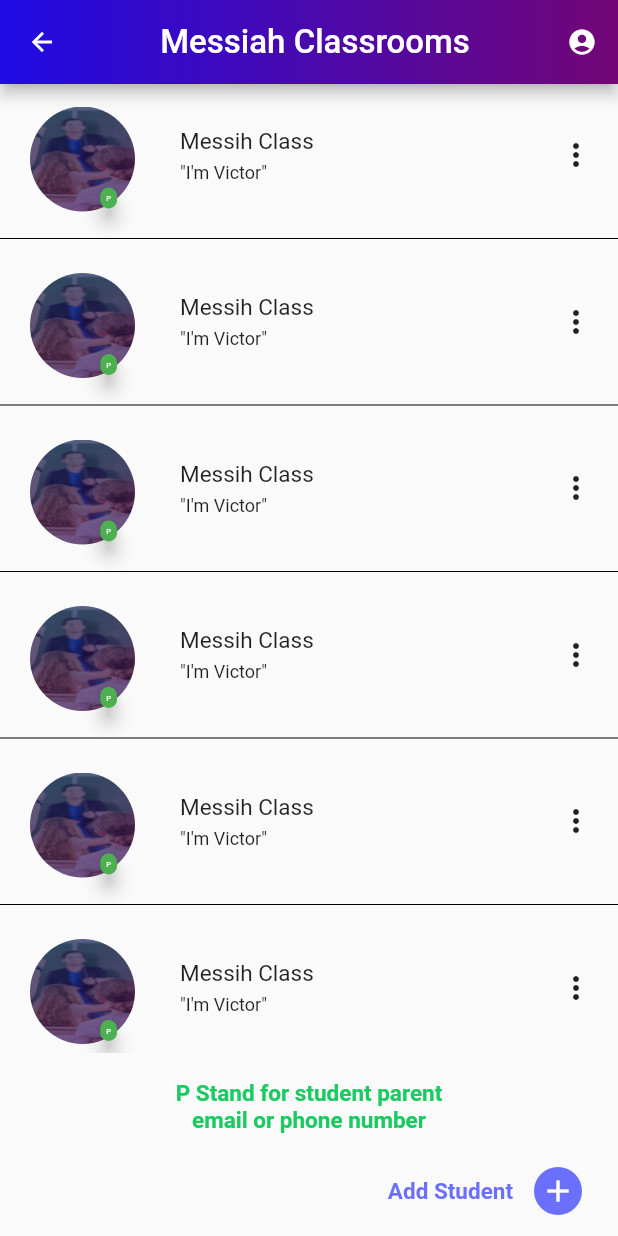
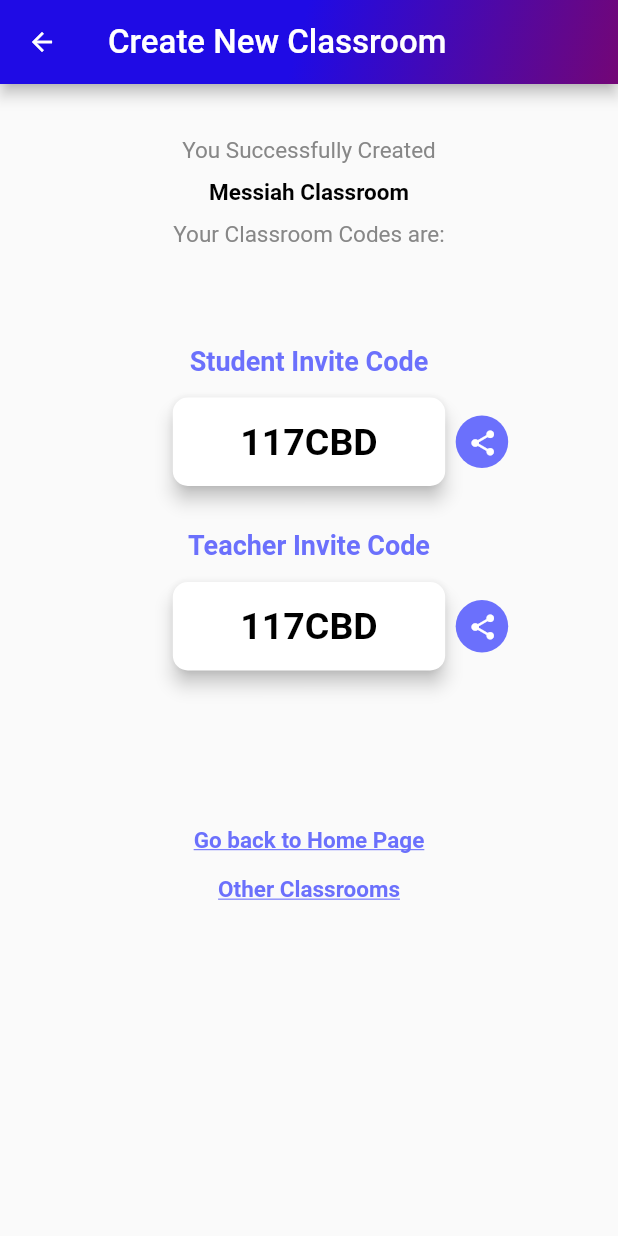
Before and after one commit to innoventix-solutions/Quizable, a Flutter app: the screen it shows after launch, on a phone screen of 412 x 824 dp. Run offline on Flutter 3.47's test engine with Material 2 defaults, Android fonts, the phone set to English and light mode, and no system bars; our stand-ins replace fluttertoast; Roboto replaces fonts that are missing (yu).

Commit message:
invitecode commit

```diff
--- /dev/null
+++ b/lib/invitecode.dart
@@ -0,0 +1,246 @@
+import 'package:flutter/material.dart';
+import 'global.dart';
+
+void main() {
+  runApp(Myapp());
+}
+
+class Myapp extends StatelessWidget {
+  @override
+  Widget build(BuildContext context) {
+    return MaterialApp(
+      home: invitecode(),
+    );
+  }
+}
+
+class invitecode extends StatefulWidget {
+  @override
+  _invitecodeState createState() => _invitecodeState();
+}
+
+class _invitecodeState extends State<invitecode> {
+  @override
+  Widget build(BuildContext context) {
+    return Scaffold(
+      appBar: AppBar(
+        automaticallyImplyLeading: true,
+        leading: IconButton(
+          icon: Icon(
+            Icons.arrow_back,
+            color: Colors.white,
+            size: 20,
+          ),
+        ),
+        title: Text(
+          "Create New Classroom",
+          style: TextStyle(fontSize: 22),
+        ),
+        flexibleSpace: Container(
+          decoration: BoxDecoration(
+            gradient: LinearGradient(
+              begin: Alignment.topCenter,
+              end: Alignment.bottomRight,
+              colors: [gradientblue, gradientviolet],
+            ),
+          ),
+        ),
+
+      ),
+
+
+
+      body: Column(
+        children: <Widget>[
+          Center(
+            child: Padding(
+              padding: const EdgeInsets.only(top: 35),
+              child: Text('You Successfully Created',
+                style: TextStyle(color: black,fontSize: 15),),
+            ),
+          ),
+
+          Padding(
+            padding: const EdgeInsets.only(top: 10,bottom: 10),
+            child: Text('Messiah Classroom',
+              style:TextStyle(fontSize: 15,color: gray,fontWeight: FontWeight.bold) ,),
+          ),
+
+          Text('Your Classroom Codes are:',
+            style: TextStyle(color: black,fontSize: 15),),
+
+
+          Padding(
+            padding: const EdgeInsets.only(top: 65),
+            child: Text(
+              'Student Invite Code',
+              style: TextStyle(color: lightblue, fontSize: 18,fontWeight: FontWeight.bold),
+            ),
+          ),
+          Padding(
+            padding: const EdgeInsets.only(top: 10),
+            child: Row(
+              mainAxisAlignment: MainAxisAlignment.center,
+              children: <Widget>[
+
+                Container(
+                    width: 35,
+                    height: 35,
+                    margin: EdgeInsets.only(left: 3),
+                    decoration: new BoxDecoration(
+                      shape: BoxShape.rectangle,
+                      // You can use like this way or like the below line
+                      //borderRadius: new BorderRadius.circular(10.0),
+
+                    ),
+                    child: IconButton(
+                      icon: Icon(
+                        Icons.share,
+                        color:Colors.transparent,
+                        size: 20,
+                      ),
+                    )
+
+                ),
+
+
+                Container(
+                    child: Card(elevation: 5.0,
+                      shape: RoundedRectangleBorder(
+                        borderRadius: BorderRadius.circular(10.0),
+                      ),
+                      child: Center(
+                          child: Padding(
+                            padding: const EdgeInsets.only(
+                                top: 15, bottom: 15, left: 45, right: 45),
+                            child: Text(
+                              '117CBD',
+                              textAlign: TextAlign.center,
+                              style: TextStyle(fontSize: 25,color: gray,fontWeight: FontWeight.bold),
+                            ),
+                          )),
+                    )),
+                Container(
+                    width: 35,
+                    height: 35,
+                    margin: EdgeInsets.only(left: 3),
+
+                    decoration: new BoxDecoration(
+                      shape: BoxShape.circle,
+                      // You can use like this way or like the below line
+                      //borderRadius: new BorderRadius.circular(10.0),
+                      color: lightblue,
+                    ),
+                    child: IconButton(
+                      icon: Icon(
+                        Icons.share,
+                        color: white,
+                        size: 20,
+                      ),
+                    ))
+              ],
+            ),
+          ),
+
+
+          Padding(
+            padding: const EdgeInsets.only(top: 25),
+            child: Text(
+              'Teacher Invite Code',
+              style: TextStyle(color: lightblue, fontSize: 18,fontWeight: FontWeight.bold),
+            ),
+          ),
+          Padding(
+            padding: const EdgeInsets.only(top: 10),
+            child: Row(
+              mainAxisAlignment: MainAxisAlignment.center,
+              children: <Widget>[
+
+                Container(
+                    width: 35,
+                    height: 35,
+                    margin: EdgeInsets.only(left: 3),
+                    decoration: new BoxDecoration(
+                      shape: BoxShape.rectangle,
+                      // You can use like this way or like the below line
+                      //borderRadius: new BorderRadius.circular(10.0),
+
+                    ),
+                    child: IconButton(
+                      icon: Icon(
+                        Icons.share,
+                        color:Colors.transparent,
+                        size: 20,
+                      ),
+                    )
+
+                ),
+
+
+                Container(
+                    child: Card(elevation: 5.0,
+                      shape: RoundedRectangleBorder(
+                        borderRadius: BorderRadius.circular(10.0),
+                      ),
+                      child: Center(
+                          child: Padding(
+                            padding: const EdgeInsets.only(
+                                top: 15, bottom: 15, left: 45, right: 45),
+                            child: Text(
+                              '117CBD',
+                              textAlign: TextAlign.center,
+                              style: TextStyle(fontSize: 25,color: gray,fontWeight: FontWeight.bold),
+                            ),
+                          )),
+                    )),
+                Container(
+                    width: 35,
+                    height: 35,
+                    margin: EdgeInsets.only(left: 3),
+
+                    decoration: new BoxDecoration(
+                      shape: BoxShape.circle,
+                      // You can use like this way or like the below line
+                      //borderRadius: new BorderRadius.circular(10.0),
+                      color: lightblue,
+                    ),
+                    child: IconButton(
+                      icon: Icon(
+                        Icons.share,
+                        color: white,
+                        size: 20,
+                      ),
+                    ))
+              ],
+            ),
+          ),
+
+
+
+          Padding(
+            padding: const EdgeInsets.only(top: 100),
+            child: GestureDetector(
+              child: Text('Go back to Home Page',style: TextStyle(
+                  color:lightblue,fontSize: 15,fontWeight: FontWeight.bold,
+                  decoration: TextDecoration.underline
+              ),),onTap: (){},
+            ),
+          ),
+
+          Padding(
+            padding: const EdgeInsets.only(top: 15),
+            child: GestureDetector(
+              child: Text('Other Classrooms',style: TextStyle(
+                  color:lightblue,fontSize: 15,fontWeight: FontWeight.bold,
+                  decoration: TextDecoration.underline
+              ),),onTap: (){},
+            ),
+          ),
+
+
+
+        ],
+      ),
+    );
+  }
+}
--- a/lib/main.dart
+++ b/lib/main.dart
@@ -15,6 +15,7 @@ import 'screen5.dart';
 import 'screen7.dart';
 import 'screen13.dart';
 import 'screen14.dart';
+import 'invitecode.dart';
 
 void main() {
   runApp(MyApp());
@@ -25,7 +26,7 @@ class MyApp extends StatelessWidget {
   Widget build(BuildContext context) {
     return MaterialApp(
       theme: ThemeData(fontFamily: 'yu'),
-      home: screen7(),debugShowCheckedModeBanner: false,
+      home: invitecode(),debugShowCheckedModeBanner: false,
     routes: {
       'signup_teacher':(context)=>sec(),
       'login':(context)=>third(),
```
